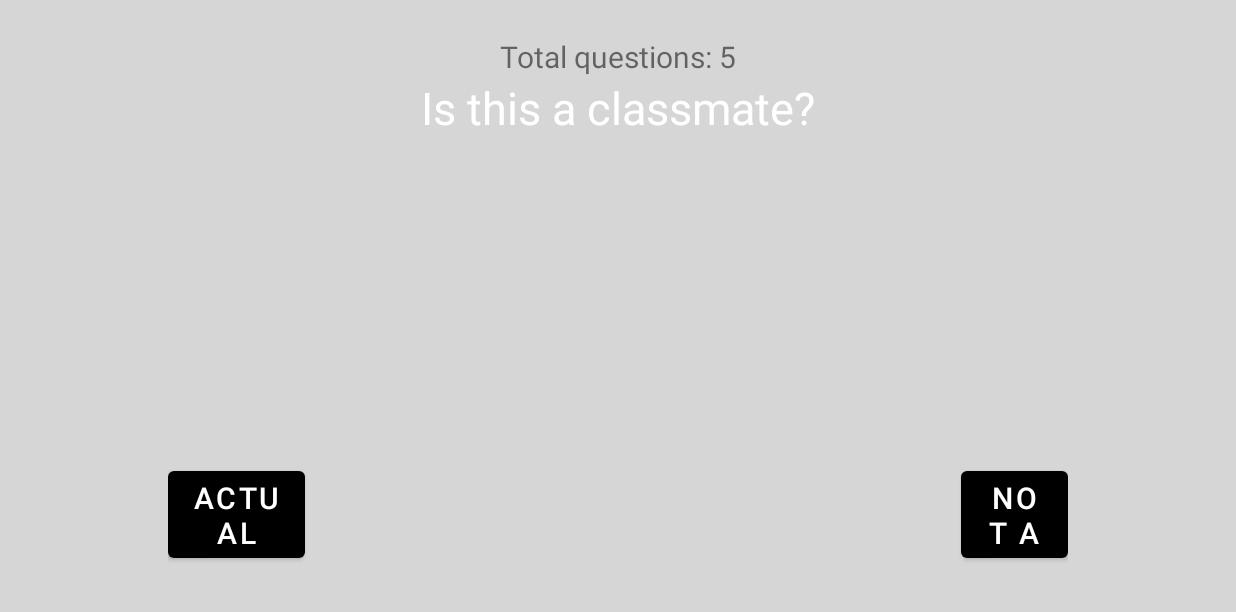
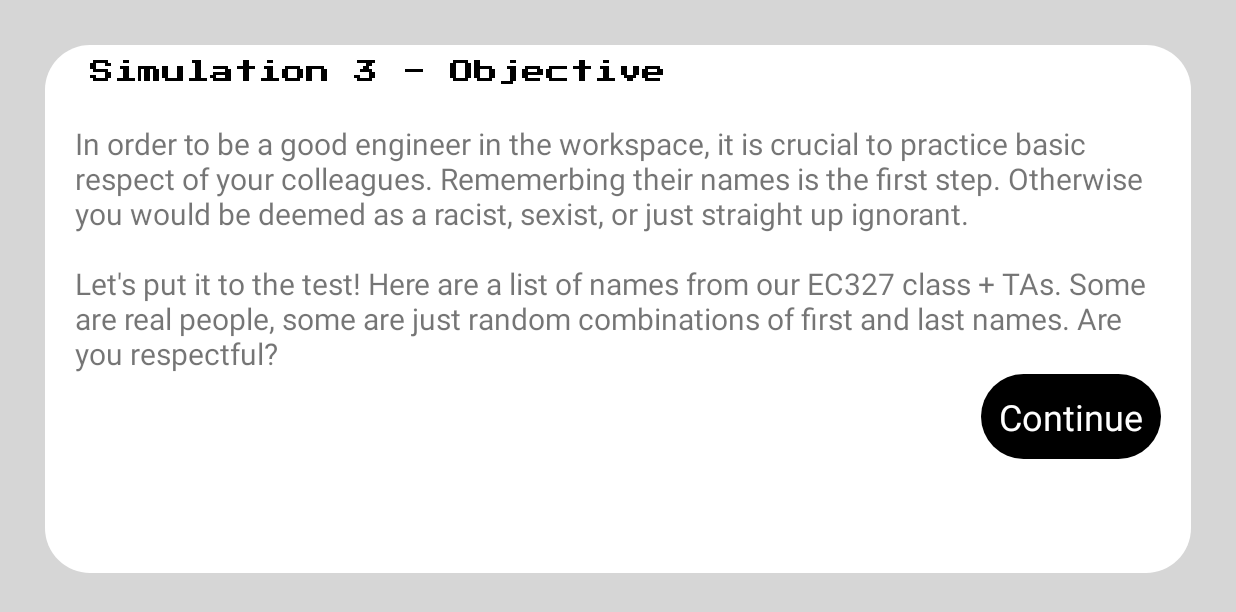
Before and after one commit to mircleat/Game2D, an Android app: the NameActivity screen opened directly, with no data from a screen before it, on a phone screen of 824 x 412 dp (held sideways). Shown: the top 612 px of the screen. Run offline under Robolectric (Android 15) with nearby library versions, the phone set to English and light mode, and no system bars; Roboto replaces fonts that are not available here.

Commit message:
Added pop up introduction to name game

```diff
--- a/app/src/main/java/com/example/game2d/NameActivity.java
+++ b/app/src/main/java/com/example/game2d/NameActivity.java
@@ -8,8 +8,13 @@ import android.content.SharedPreferences;
 import android.content.Intent;
 import android.graphics.Color;
 import android.os.Bundle;
+import android.view.Gravity;
+import android.view.LayoutInflater;
 import android.view.View;
+import android.view.ViewGroup;
 import android.widget.Button;
+import android.widget.PopupWindow;
+import android.widget.RelativeLayout;
 import android.widget.TextView;
 import android.os.Handler;
 
@@ -26,11 +31,19 @@ public class NameActivity extends AppCompatActivity implements View.OnClickListe
     int currentQuestionIndex = 0;
     String selectedAnswer = "";
 
+    //for pop up intro
+    RelativeLayout layout;
+
     @Override
     protected void onCreate(Bundle savedInstanceState) {
 
         super.onCreate(savedInstanceState);
         setContentView(R.layout.activity_name);
+
+        //for pop up intro
+        layout = findViewById(R.id.nameActivity); // relative is the id of the layout of the page
+        CreatepopUpwindow();
+
         totalQuestionsTextView = findViewById(R.id.total_question);
         nameTextView = findViewById(R.id.names);
         yes = findViewById(R.id.yes);
@@ -49,6 +62,32 @@ public class NameActivity extends AppCompatActivity implements View.OnClickListe
         totalQuestionsTextView.setText("Total questions: " + totalQuestion);
 
         loadNewQuestion();
+
+    }
+
+    //for pop up window
+    private void CreatepopUpwindow() {
+        LayoutInflater inflater = (LayoutInflater) getSystemService(LAYOUT_INFLATER_SERVICE);
+        View popUpView=inflater.inflate(R.layout.mainpopup,null);
+
+        int width = ViewGroup.LayoutParams.MATCH_PARENT;
+        int height= ViewGroup.LayoutParams.MATCH_PARENT;
+        boolean focusable = true;
+        PopupWindow popupWindow = new PopupWindow(popUpView, width,height,focusable);
+        layout.post(new Runnable() {
+            @Override
+            public void run() {
+                popupWindow.showAtLocation(layout, Gravity.BOTTOM,0,0);
+            }
+        });
+        TextView Continue;
+        Continue = popUpView.findViewById(R.id.Continue);
+        Continue.setOnClickListener(new View.OnClickListener() {
+            @Override
+            public void onClick(View view) {
+                popupWindow.dismiss();
+            }
+        });
 
     }
     @Override
--- /dev/null
+++ b/app/src/main/java/com/example/game2d/mainpopup.java
@@ -0,0 +1,4 @@
+package com.example.game2d;
+
+public class mainpopup {
+}
--- /dev/null
+++ b/app/src/main/res/drawable/buttonbg.xml
@@ -0,0 +1,6 @@
+<?xml version="1.0" encoding="utf-8"?>
+<shape xmlns:android="http://schemas.android.com/apk/res/android">
+    <corners android:radius="50dp"/>
+    <solid android:color="@color/black" />
+
+</shape>
--- /dev/null
+++ b/app/src/main/res/drawable/popupbg.xml
@@ -0,0 +1,5 @@
+<?xml version="1.0" encoding="utf-8"?>
+<shape xmlns:android="http://schemas.android.com/apk/res/android">
+    <solid android:color="@color/white" />
+    <corners android:radius="30dp" />
+</shape>
--- a/app/src/main/res/layout/activity_name.xml
+++ b/app/src/main/res/layout/activity_name.xml
@@ -10,6 +10,7 @@
     android:layout_height="match_parent"
     android:background="@color/white_200"
     android:padding="24dp"
+    android:id="@+id/nameActivity"
     tools:context=".MainActivity">
 
 
--- /dev/null
+++ b/app/src/main/res/layout/mainpopup.xml
@@ -0,0 +1,65 @@
+<?xml version="1.0" encoding="utf-8"?>
+<RelativeLayout xmlns:android="http://schemas.android.com/apk/res/android"
+android:layout_width="match_parent"
+android:layout_height="match_parent"
+android:background="#D6D6D6">
+
+<LinearLayout
+    android:layout_width="match_parent"
+    android:layout_height="match_parent"
+    android:layout_margin="30dp"
+    android:background="@drawable/popupbg"
+    android:orientation="vertical">
+
+    <TextView
+        android:layout_width="wrap_content"
+        android:layout_height="wrap_content"
+        android:layout_marginStart="20dp"
+        android:padding="10dp"
+        android:fontFamily="@font/press_start_2p"
+        android:text="Simulation 3 - Objective"
+        android:textColor="@color/black"
+        android:textSize="16sp" />
+
+    <TextView
+        android:layout_width="wrap_content"
+        android:layout_height="wrap_content"
+        android:layout_marginStart="20dp"
+        android:layout_marginEnd="20dp"
+        android:layout_marginTop="10dp"
+        android:textSize="20dp"
+        android:text="In order to be a good engineer in the workspace, it is crucial to practice basic respect of your colleagues. Rememerbing their names is the first step. Otherwise you would be deemed as a racist, sexist, or just straight up ignorant.
+            \n \nLet's put it to the test! Here are a list of names from our EC327 class + TAs. Some are real people,
+some are just random combinations of first and last names. Are you respectful?"
+        />
+
+    <RelativeLayout
+        android:layout_width="match_parent"
+        android:layout_height="match_parent"
+        android:layout_marginStart="20dp"
+        android:layout_marginEnd="20dp"
+        android:layout_alignParentBottom="true"
+        >
+
+        <TextView
+            android:layout_width="wrap_content"
+            android:layout_height="wrap_content"
+            android:padding="12dp"
+            android:text="Continue"
+            android:textSize="24dp"
+            android:id="@+id/Continue"
+            android:background="@drawable/buttonbg"
+            android:layout_alignParentEnd="true"
+            android:textColor="@color/white"
+            />
+
+
+
+    </RelativeLayout>
+
+</LinearLayout>
+
+
+
+
+</RelativeLayout>
```
Also changed, not shown: 1 other file.
